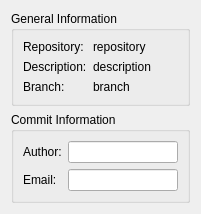
Before: the Qt Designer form src/plugins/git/gitsubmitpanel.ui in qt-creator/qt-creator, drawn with Qt 5.
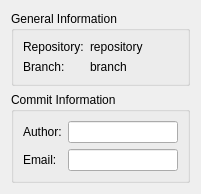
After: the same form once the commit is applied.

The edit to the form file:
```diff
--- a/src/plugins/git/gitsubmitpanel.ui
+++ b/src/plugins/git/gitsubmitpanel.ui
@@ -7,7 +7,7 @@
     <x>0</x>
     <y>0</y>
     <width>201</width>
-    <height>210</height>
+    <height>189</height>
    </rect>
   </property>
   <layout class="QVBoxLayout" name="verticalLayout">
@@ -17,6 +17,9 @@
       <string>General Information</string>
      </property>
      <layout class="QFormLayout" name="infoFormLayout">
+      <property name="fieldGrowthPolicy">
+       <enum>QFormLayout::ExpandingFieldsGrow</enum>
+      </property>
       <item row="0" column="0">
        <widget class="QLabel" name="repositoryLabelLabel">
         <property name="text">
@@ -32,30 +35,13 @@
        </widget>
       </item>
       <item row="1" column="0">
-       <widget class="QLabel" name="descriptionLabelLabel">
-        <property name="text">
-         <string>Description:</string>
-        </property>
-       </widget>
-      </item>
-      <item row="1" column="1">
-       <widget class="QLabel" name="descriptionLabel">
-        <property name="enabled">
-         <bool>true</bool>
-        </property>
-        <property name="text">
-         <string>description</string>
-        </property>
-       </widget>
-      </item>
-      <item row="2" column="0">
        <widget class="QLabel" name="branchLabelLabel">
         <property name="text">
          <string>Branch:</string>
         </property>
        </widget>
       </item>
-      <item row="2" column="1">
+      <item row="1" column="1">
        <widget class="QLabel" name="branchLabel">
         <property name="text">
          <string>branch</string>
```
